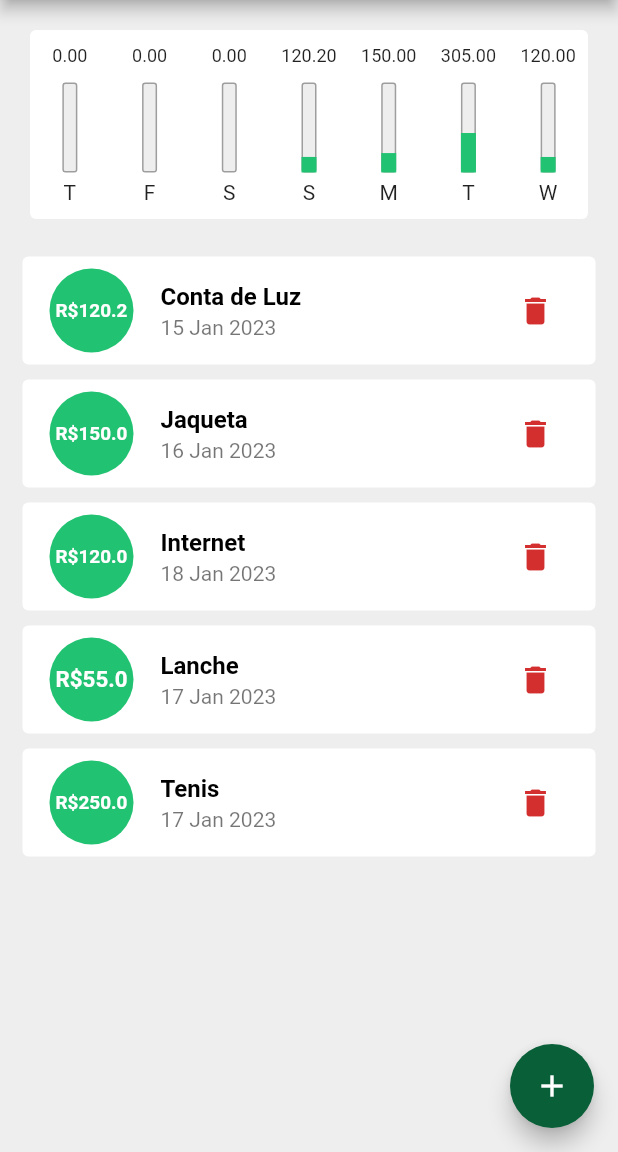
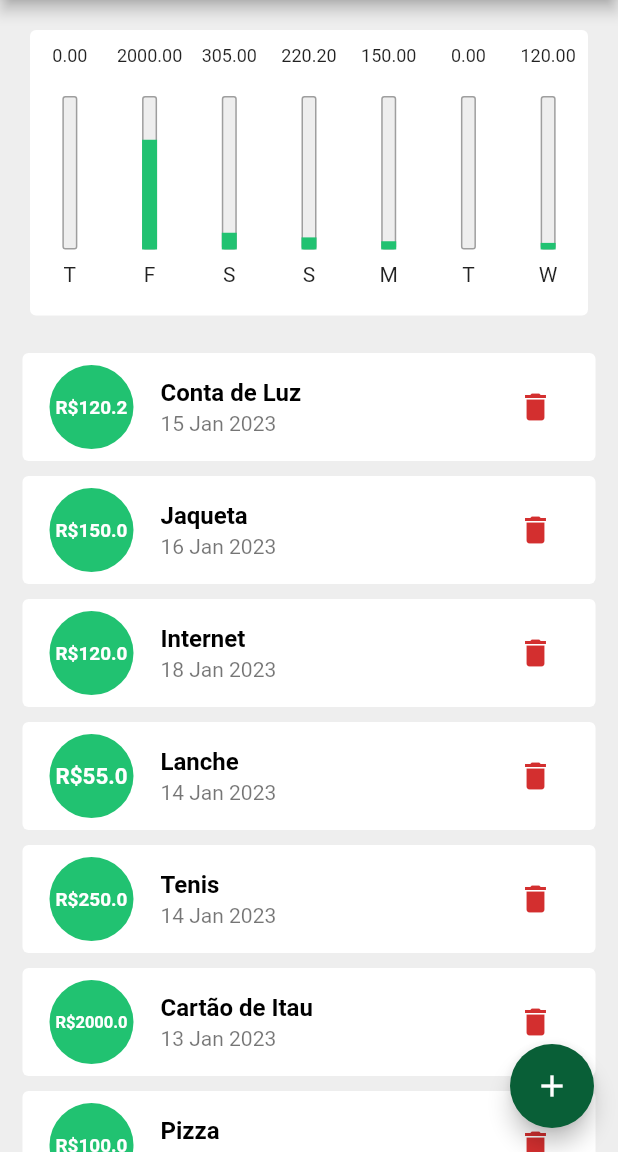
Before and after one commit to leiarafaela/expenses, a Flutter app: the screen it shows after launch, after a tap on the "delete" icon, on a phone screen of 412 x 824 dp, the part 84-1236 px from its top. Run offline on Flutter 3.47's test engine with Material 2 defaults, Android fonts, the phone set to English and light mode, and no system bars; Roboto replaces fonts that are missing (OpenSans).

Commit message:
Responsiveness tweaks on the chart bar

```diff
--- a/lib/components/chart_bar.dart
+++ b/lib/components/chart_bar.dart
@@ -14,18 +14,20 @@ class ChartBar extends StatelessWidget {
 
   @override
   Widget build(BuildContext context) {
+    return LayoutBuilder(
+      builder: (ctx, constraints) {
         return Column(
           children: [
             SizedBox(
-          height: 20,
+              height: constraints.maxHeight * 0.15,
               child: Text(
                 value.toStringAsFixed(2),
                 style: const TextStyle(fontSize: 12),
               ),
             ),
-        const SizedBox(height: 5),
+            SizedBox(height: constraints.maxHeight * 0.05),
             Container(
-          height: 60,
+              height: constraints.maxHeight * 0.6,
               width: 10,
               child: Stack(
                 alignment: Alignment.bottomCenter,
@@ -52,9 +54,14 @@ class ChartBar extends StatelessWidget {
                 ],
               ),
             ),
-        const SizedBox(height: 5),
-        Text(label)
+            SizedBox(height: constraints.maxHeight * 0.05),
+            Container(
+              height: constraints.maxHeight * 0.15,
+              child: Text(label),
+            )
           ],
+        );
+      },
     );
   }
 }
--- a/lib/components/transaction_list.dart
+++ b/lib/components/transaction_list.dart
@@ -15,9 +15,7 @@ class TransactionList extends StatelessWidget {
 
   @override
   Widget build(BuildContext context) {
-    return Container(
-      height: 500,
-      child: transactions.isEmpty
+    return transactions.isEmpty
         ? Column(
             children: [
               const SizedBox(height: 20),
@@ -69,7 +67,6 @@ class TransactionList extends StatelessWidget {
                     )),
               );
             },
-            ),
           );
   }
 }
--- a/lib/main.dart
+++ b/lib/main.dart
@@ -88,13 +88,25 @@ class _HomePageState extends State<HomePage> {
       't4',
       title: 'Lanche',
       value: 55.00,
-      date: DateTime.now().subtract(const Duration(days: 1)),
+      date: DateTime.now().subtract(const Duration(days: 4)),
     ),
     Transaction(
       't5',
       title: 'Tenis',
       value: 250.00,
-      date: DateTime.now().subtract(const Duration(days: 1)),
+      date: DateTime.now().subtract(const Duration(days: 4)),
+    ),
+    Transaction(
+      't6',
+      title: 'Cartão de Itau',
+      value: 2000.00,
+      date: DateTime.now().subtract(const Duration(days: 5)),
+    ),
+    Transaction(
+      't7',
+      title: 'Pizza',
+      value: 100.00,
+      date: DateTime.now().subtract(const Duration(days: 3)),
     ),
   ];
 
@@ -142,8 +154,8 @@ class _HomePageState extends State<HomePage> {
 
   @override
   Widget build(BuildContext context) {
-    return Scaffold(
-      appBar: AppBar(
+    final statusBarHeight = MediaQuery.of(context).padding.top;
+    final appBar = AppBar(
       title: const Center(child: Text('Minhas Despesas')),
       actions: [
         IconButton(
@@ -151,15 +163,28 @@ class _HomePageState extends State<HomePage> {
           icon: const Icon(Icons.add),
         )
       ],
-      ),
+    );
+
+    final availableHeight = MediaQuery.of(context).size.height -
+        appBar.preferredSize.height -
+        statusBarHeight;
+
+    return Scaffold(
+      appBar: appBar,
       body: SingleChildScrollView(
         child: Column(
           crossAxisAlignment: CrossAxisAlignment.stretch,
           children: [
-            Chart(recentTransactions: _recentTransactions),
-            TransactionList(
+            Container(
+              height: availableHeight * 0.3,
+              child: Chart(recentTransactions: _recentTransactions),
+            ),
+            Container(
+              height: availableHeight * 0.7,
+              child: TransactionList(
                 transactions: _transactions,
                 onRemove: _removeTransaction,
+              ),
             ),
           ],
         ),
```
Lines whose indentation alone changed are shown as unchanged.
